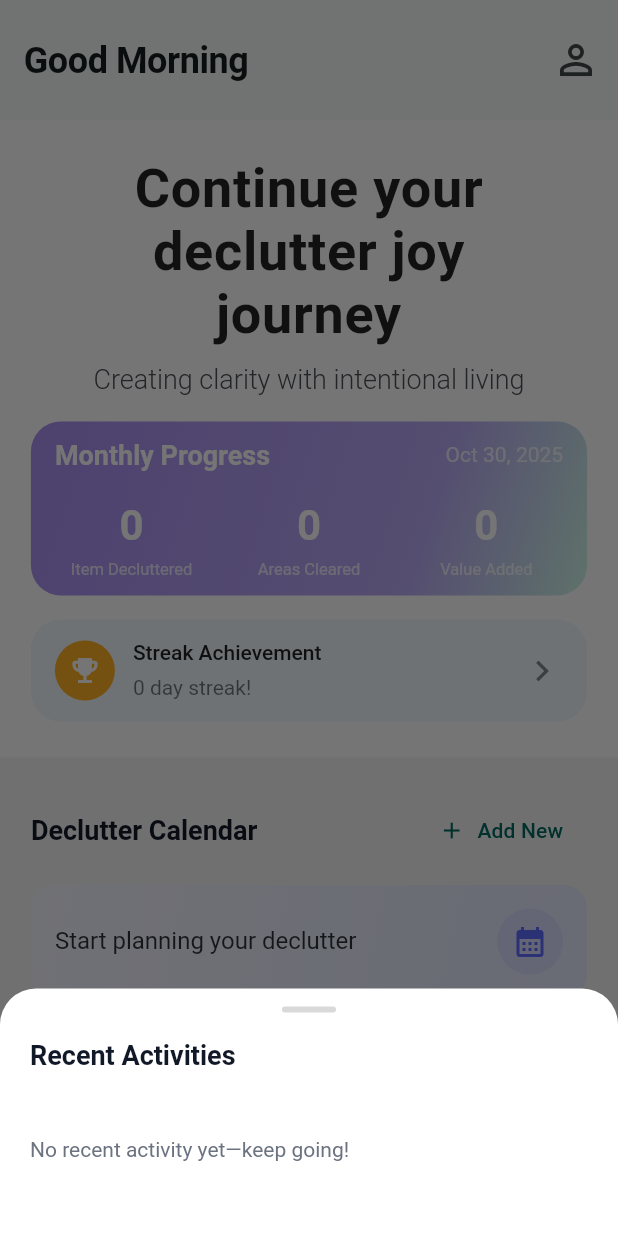
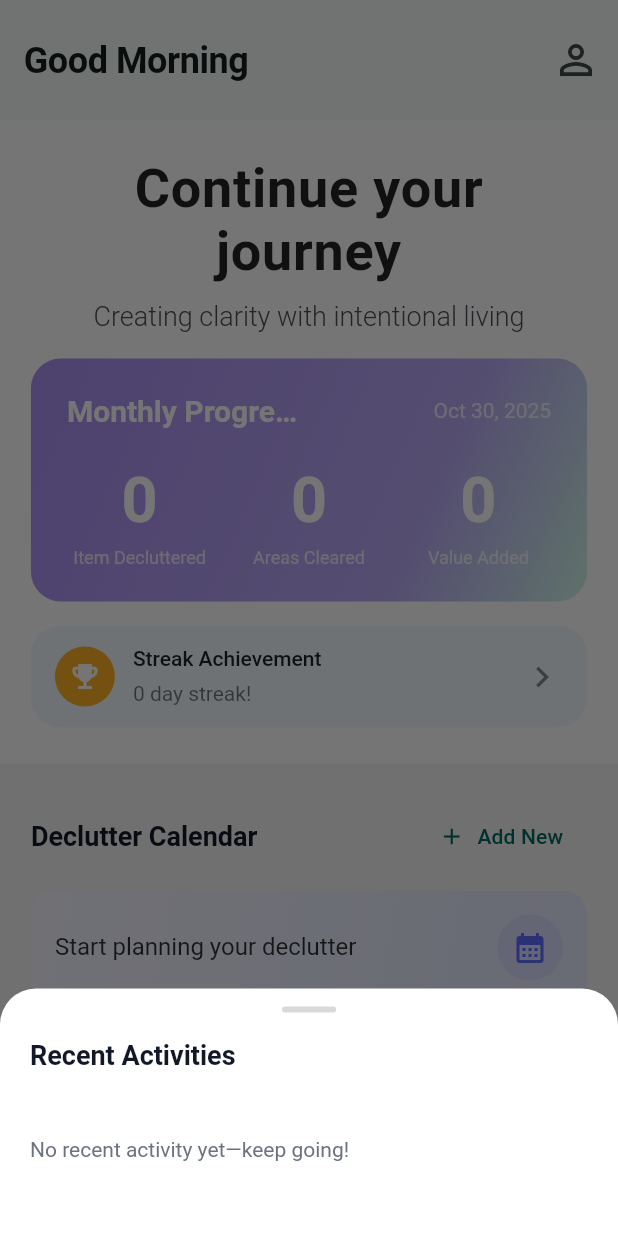
Before and after one commit to icaichen/KeepJoy, a Flutter app: the screen it shows after launch, after a tap on "Streak Achievement", on a phone screen of 412 x 824 dp. Run offline on Flutter 3.47's test engine with Material 3 defaults, Android fonts, the phone set to English and light mode, and no system bars; our stand-ins replace image_picker, supabase_flutter; missing offline and left inert: google_mlkit_image_labeling; accounts and stored records are empty; Roboto replaces fonts that are missing (SF Pro, SF Pro Display, SF Pro Text); project files that could hold a hidden picture were left out.

Commit message:
done font chagne for dashboard, insight finalized

```diff
--- a/lib/features/insights/insights_screen.dart
+++ b/lib/features/insights/insights_screen.dart
@@ -165,41 +165,26 @@ class _InsightsScreenState extends State<InsightsScreen> {
     final realHeaderOpacity = scrollProgress >= 1.0 ? 1.0 : 0.0;
 
     return Scaffold(
-      body: Stack(
-        children: [
-          // 滚动层（包含渐变背景和所有内容）
-          SingleChildScrollView(
-            controller: _scrollController,
-            physics: const BouncingScrollPhysics(),
-            child: Stack(
-              children: [
-                // 渐变背景 - 会随内容滚动，渐隐消失
-                Positioned(
-                  top: 0,
-                  left: 0,
-                  right: 0,
-                  height: 400, // 渐变区域高度
-                  child: Container(
+      body: Container(
         decoration: const BoxDecoration(
           gradient: LinearGradient(
             begin: Alignment.topCenter,
             end: Alignment.bottomCenter,
             colors: [
-                          Color(0xFFB794F6), // Purple at top
-                          Color(0xFFC9A8F7), // Light purple
-                          Color(0xFFD4BCF3), // Purple-mint transition
+              Color(0xFFB794F6), // Purple
               Color(0xFFB8E5D4), // Mint green
-                          Color(0xFFC8EDE0), // Light mint
-                          Color(0xFFE0F5EC), // Very light mint
               Color(0xFFF2F2F7), // White
             ],
-                        stops: [0.0, 0.15, 0.3, 0.45, 0.6, 0.8, 1.0],
-                      ),
-                    ),
-                  ),
-                ),
-                // 内容层
-                Column(
+            stops: [0.0, 0.3, 1.0],
+          ),
+        ),
+        child: Stack(
+          children: [
+            // Scrollable content
+            SingleChildScrollView(
+              controller: _scrollController,
+              physics: const BouncingScrollPhysics(),
+              child: Column(
                   children: [
                     // 顶部空间 + 标题 + Profile图标
                     SizedBox(
@@ -337,8 +322,6 @@ class _InsightsScreenState extends State<InsightsScreen> {
                     child: _buildMemoryLaneCard(context, isChinese),
                   ),
                   const SizedBox(height: 32),
-                ],
-              ),
                 ],
               ),
             ),
@@ -377,6 +360,7 @@ class _InsightsScreenState extends State<InsightsScreen> {
               ),
             ),
           ],
+        ),
       ),
     );
 }
--- a/lib/l10n/app_en.arb
+++ b/lib/l10n/app_en.arb
@@ -7,7 +7,7 @@
 
   "dailyInspiration": "Daily Inspiration",
   "welcomeBack": "Welcome back to your joy journey",
-  "continueYourJoyJourney": "Continue your declutter joy journey",
+  "continueYourJoyJourney": "Continue your journey",
   "tagline1": "Continue organizing your space with mindfulness",
   "tagline2": "Transforming spaces, one item at a time",
   "tagline3": "Creating clarity with intentional living",
--- a/lib/l10n/app_localizations.dart
+++ b/lib/l10n/app_localizations.dart
@@ -131,7 +131,7 @@ abstract class AppLocalizations {
   /// No description provided for @continueYourJoyJourney.
   ///
   /// In en, this message translates to:
-  /// **'Continue your declutter joy journey'**
+  /// **'Continue your journey'**
   String get continueYourJoyJourney;
 
   /// No description provided for @tagline1.
--- a/lib/l10n/app_localizations_en.dart
+++ b/lib/l10n/app_localizations_en.dart
@@ -24,7 +24,7 @@ class AppLocalizationsEn extends AppLocalizations {
   String get welcomeBack => 'Welcome back to your joy journey';
 
   @override
-  String get continueYourJoyJourney => 'Continue your declutter joy journey';
+  String get continueYourJoyJourney => 'Continue your journey';
 
   @override
   String get tagline1 => 'Continue organizing your space with mindfulness';
--- a/lib/l10n/app_localizations_zh.dart
+++ b/lib/l10n/app_localizations_zh.dart
@@ -24,7 +24,7 @@ class AppLocalizationsZh extends AppLocalizations {
   String get welcomeBack => '欢迎回到你的怦然心动之旅';
 
   @override
-  String get continueYourJoyJourney => '继续你的整理怦然之旅';
+  String get continueYourJoyJourney => '继续你的旅程';
 
   @override
   String get tagline1 => '用正念继续整理你的空间';
--- a/lib/l10n/app_zh.arb
+++ b/lib/l10n/app_zh.arb
@@ -7,7 +7,7 @@
 
   "dailyInspiration": "每日灵感",
   "welcomeBack": "欢迎回到你的怦然心动之旅",
-  "continueYourJoyJourney": "继续你的整理怦然之旅",
+  "continueYourJoyJourney": "继续你的旅程",
   "tagline1": "用正念继续整理你的空间",
   "tagline2": "一次一件物品，改变空间",
   "tagline3": "以有意识的生活创造清晰",
--- a/lib/main.dart
+++ b/lib/main.dart
@@ -1116,8 +1116,8 @@ class _HomeScreen extends StatelessWidget {
                       ),
                     ),
                     padding: const EdgeInsets.symmetric(
-                      horizontal: 16,
-                      vertical: 10,
+                      horizontal: 24,
+                      vertical: 20,
                     ),
                     child: Column(
                       crossAxisAlignment: CrossAxisAlignment.start,
@@ -1127,11 +1127,12 @@ class _HomeScreen extends StatelessWidget {
                             Expanded(
                               child: Text(
                                 "Monthly Progress",
-                                style: Theme.of(context).textTheme.titleMedium
-                                    ?.copyWith(
-                                      fontWeight: FontWeight.w600,
-                                      color: Colors.white,
-                                    ),
+                                style: const TextStyle(
+                                  fontFamily: 'SF Pro Display',
+                                  fontSize: 20,
+                                  fontWeight: FontWeight.w600,
+                                  color: Colors.white,
+                                ),
                                 maxLines: 1,
                                 overflow: TextOverflow.ellipsis,
                               ),
@@ -1140,12 +1141,12 @@ class _HomeScreen extends StatelessWidget {
                             Expanded(
                               child: Text(
                                 _formatDate(DateTime.now()),
-                                style: Theme.of(context).textTheme.bodyMedium
-                                    ?.copyWith(
-                                      color: Colors.white.withValues(
-                                        alpha: 0.75,
-                                      ),
-                                    ),
+                                style: const TextStyle(
+                                  fontFamily: 'SF Pro Text',
+                                  fontSize: 14,
+                                  fontWeight: FontWeight.w400,
+                                  color: Color(0xBFFFFFFF), // 75% opacity white
+                                ),
                                 textAlign: TextAlign.right,
                                 maxLines: 2,
                                 softWrap: true,
@@ -1153,7 +1154,7 @@ class _HomeScreen extends StatelessWidget {
                             ),
                           ],
                         ),
-                        const SizedBox(height: 16),
+                        const SizedBox(height: 24),
                         Row(
                           children: [
                             Expanded(
@@ -1975,18 +1976,22 @@ class _WhiteProgressCard extends StatelessWidget {
       children: [
         Text(
           value,
-          style: Theme.of(context).textTheme.headlineLarge?.copyWith(
-            fontWeight: FontWeight.bold,
+          style: const TextStyle(
+            fontFamily: 'SF Pro Display',
+            fontSize: 42,
+            fontWeight: FontWeight.w700,
             color: Colors.white,
-            fontSize: 28,
+            height: 1.0,
           ),
         ),
-        const SizedBox(height: 4),
+        const SizedBox(height: 8),
         Text(
           label,
-          style: Theme.of(context).textTheme.bodySmall?.copyWith(
-            color: Colors.white.withValues(alpha: 0.75),
-            fontSize: 11,
+          style: const TextStyle(
+            fontFamily: 'SF Pro Text',
+            fontSize: 12,
+            fontWeight: FontWeight.w400,
+            color: Color(0xBFFFFFFF), // 75% opacity white
           ),
           textAlign: TextAlign.center,
           maxLines: 2,
```
Lines whose indentation alone changed are shown as unchanged.
